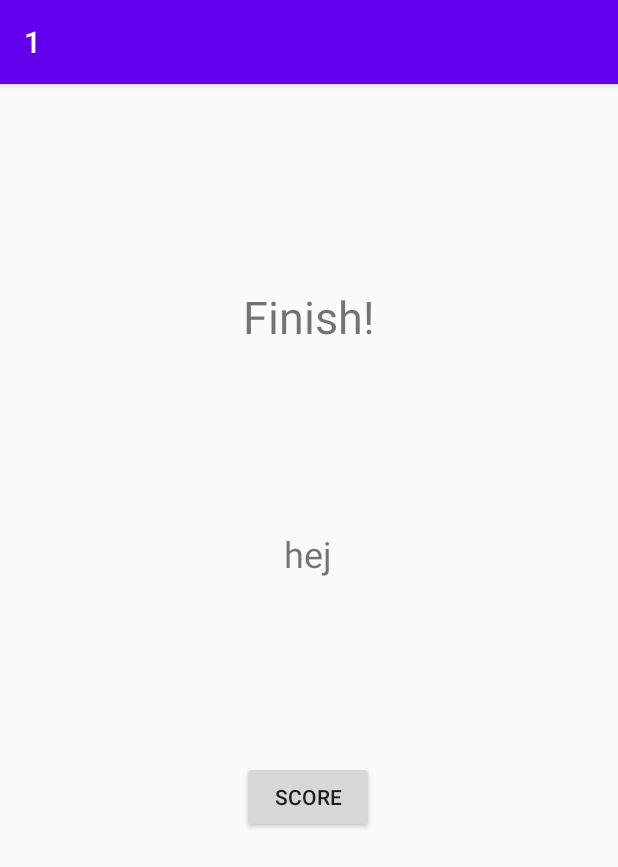
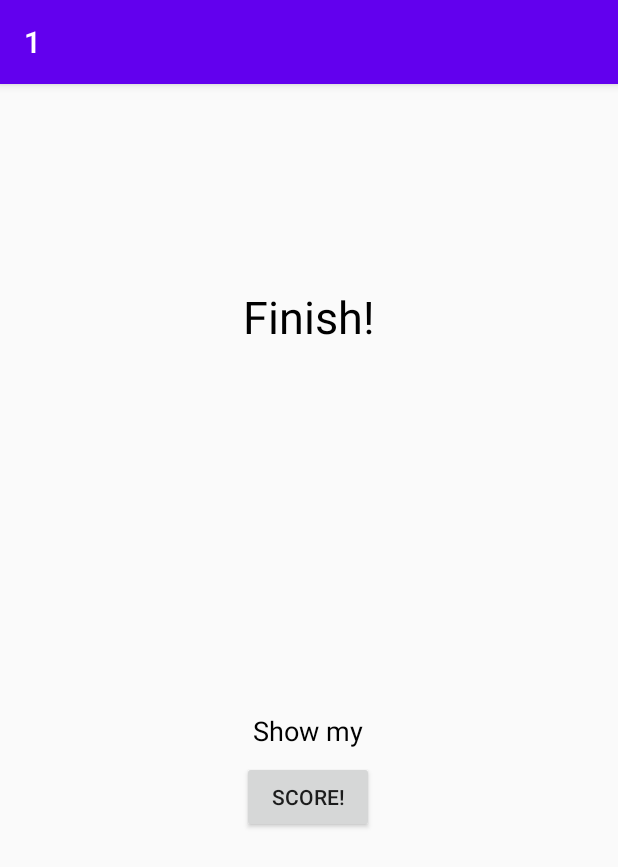
Before and after one commit to Erizium/1, an Android app: the FinishActivity screen opened directly, with no data from a screen before it, on a phone screen of 412 x 824 dp. Shown: the top 867 px of the screen. Run offline under Robolectric (Android 15) with nearby library versions, the phone set to English and light mode, and no system bars.

Commit message:
Added a putExtra to score so it can show in FinishActivity.kt Added .mp3 files for each quiz.

```diff
--- a/app/src/main/java/com/example/a1/FinishActivity.kt
+++ b/app/src/main/java/com/example/a1/FinishActivity.kt
@@ -2,11 +2,31 @@ package com.example.a1
 
 import androidx.appcompat.app.AppCompatActivity
 import android.os.Bundle
+import android.util.Log
+import android.view.View
+import kotlinx.android.synthetic.main.activity_finish.*
 
 class FinishActivity : AppCompatActivity() {
+
+
+
     override fun onCreate(savedInstanceState: Bundle?) {
         super.onCreate(savedInstanceState)
         setContentView(R.layout.activity_finish)
 
+       var score = intent.getIntExtra("score", 0)
+        scoreText.text = score.toString()
+
+        scoreButton.setOnClickListener {
+            scoreText.setVisibility(View.VISIBLE)
+
+            if(score >= 4){
+
+
+            }else{
+
+            }
+        }
+
     }
 }
--- a/app/src/main/res/layout/activity_finish.xml
+++ b/app/src/main/res/layout/activity_finish.xml
@@ -7,11 +7,11 @@
     tools:context=".FinishActivity">
 
     <Button
-        android:id="@+id/button"
+        android:id="@+id/scoreButton"
         android:layout_width="wrap_content"
         android:layout_height="wrap_content"
         android:layout_marginTop="276dp"
-        android:text="Score"
+        android:text="Score!"
         app:layout_constraintEnd_toEndOf="parent"
         app:layout_constraintHorizontal_bias="0.498"
         app:layout_constraintStart_toStartOf="parent"
@@ -22,6 +22,7 @@
         android:layout_width="wrap_content"
         android:layout_height="wrap_content"
         android:text="Finish!"
+        android:textColor="#000000"
         android:textSize="30sp"
         app:layout_constraintBottom_toBottomOf="parent"
         app:layout_constraintEnd_toEndOf="parent"
@@ -36,11 +37,26 @@
         android:layout_height="wrap_content"
         android:layout_marginTop="56dp"
         android:text="hej"
+        android:textColor="#000000"
         android:textSize="24sp"
-        app:layout_constraintBottom_toTopOf="@+id/button"
+        android:visibility="invisible"
+        app:layout_constraintBottom_toTopOf="@+id/scoreButton"
         app:layout_constraintEnd_toEndOf="parent"
         app:layout_constraintHorizontal_bias="0.498"
         app:layout_constraintStart_toStartOf="parent"
         app:layout_constraintTop_toBottomOf="@+id/finishText"
-        app:layout_constraintVertical_bias="0.348" />
+        app:layout_constraintVertical_bias="0.243" />
+
+    <TextView
+        android:id="@+id/showView"
+        android:layout_width="wrap_content"
+        android:layout_height="wrap_content"
+        android:layout_marginBottom="8dp"
+        android:text="Show my"
+        android:textColor="#000000"
+        android:textSize="18sp"
+        app:layout_constraintBottom_toTopOf="@+id/scoreButton"
+        app:layout_constraintEnd_toEndOf="parent"
+        app:layout_constraintHorizontal_bias="0.498"
+        app:layout_constraintStart_toStartOf="parent" />
 </androidx.constraintlayout.widget.ConstraintLayout>
--- a/app/src/main/res/layout/activity_main.xml
+++ b/app/src/main/res/layout/activity_main.xml
@@ -1,5 +1,6 @@
 <?xml version="1.0" encoding="utf-8"?>
-<androidx.constraintlayout.widget.ConstraintLayout xmlns:android="http://schemas.android.com/apk/res/android"
+<androidx.constraintlayout.widget.ConstraintLayout
+    xmlns:android="http://schemas.android.com/apk/res/android"
     xmlns:app="http://schemas.android.com/apk/res-auto"
     xmlns:tools="http://schemas.android.com/tools"
     android:layout_width="match_parent"
--- a/app/src/main/res/layout/activity_question.xml
+++ b/app/src/main/res/layout/activity_question.xml
@@ -96,7 +96,7 @@
         android:layout_width="wrap_content"
         android:layout_height="wrap_content"
         android:layout_marginTop="292dp"
-        android:textColor="#000000"
+        android:textColor="#786A6A"
         android:textColorHint="#000000"
         app:layout_constraintEnd_toEndOf="parent"
         app:layout_constraintHorizontal_bias="0.498"
```
Also changed, not shown: app/src/main/java/com/example/a1/QuestionActivity.kt (+22 -10 lines), app/src/main/java/com/example/a1/QuestionListSavanna.kt (+4 -4 lines), 2 other files.
